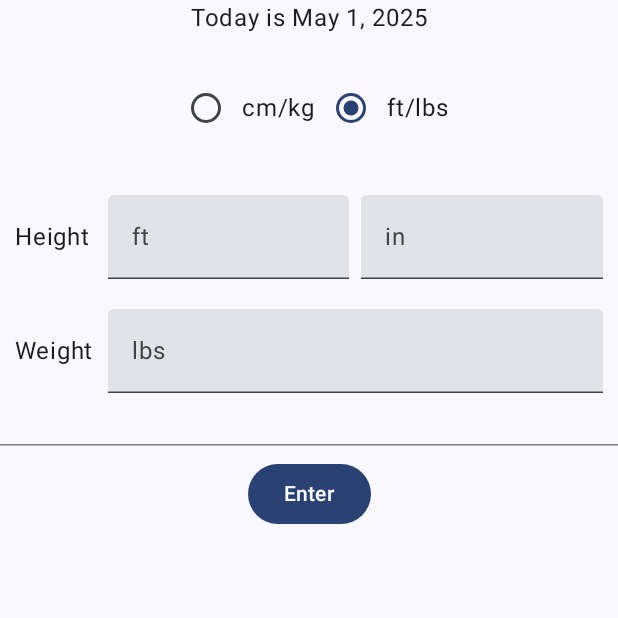
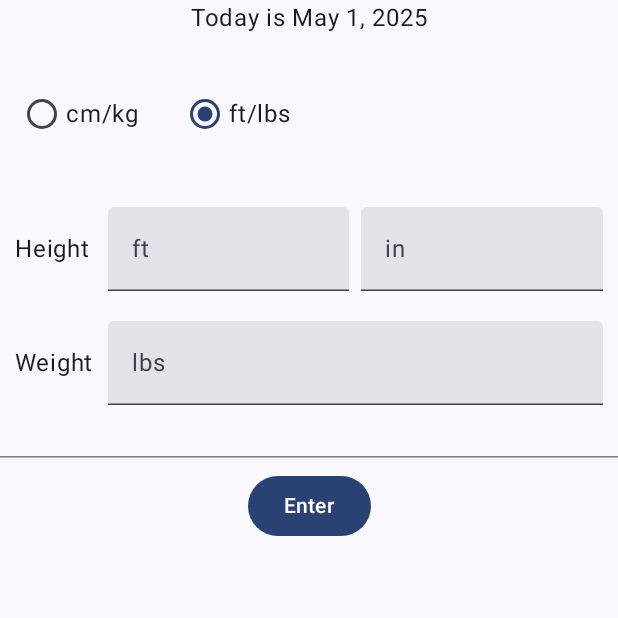
Before and after one commit to annachen368/BMICalculator, an Android app built with Jetpack Compose: the screen it shows after launch (MainActivity), on a phone screen of 412 x 824 dp, the top half of it. Run offline under Robolectric (Android 15) with nearby library versions, the phone set to English and light mode, and no system bars.

Commit message:
refactor: streamline radio button selection with selectable group and remove UnitSelectionRow

```diff
--- a/app/src/main/java/io/github/annachen368/bmicalculator/ui/calculator/CalculatorScreen.kt
+++ b/app/src/main/java/io/github/annachen368/bmicalculator/ui/calculator/CalculatorScreen.kt
@@ -8,6 +8,7 @@ import androidx.compose.foundation.layout.Spacer
 import androidx.compose.foundation.layout.fillMaxWidth
 import androidx.compose.foundation.layout.padding
 import androidx.compose.foundation.layout.width
+import androidx.compose.foundation.selection.selectable
 import androidx.compose.foundation.selection.selectableGroup
 import androidx.compose.material3.Button
 import androidx.compose.material3.HorizontalDivider
@@ -58,21 +59,38 @@ fun CalculatorScreen(
         Box(modifier = Modifier.align(alignment = Alignment.CenterHorizontally)) {
             Text(text = "Today is ${uiState.date}")
         }
+
         Spacer(Modifier.padding(12.dp))
-        Box(modifier = Modifier.align(alignment = Alignment.CenterHorizontally)) {
-            Row {
-                UnitSelectionRow(
-                    selected = uiState.isCmKgRadioButtonSelected,
-                    text = uiState.cmKgRadioButtonText,
-                    onSelected = { onEvent(CalculatorEvent.OnCmKgRadioButtonSelected) }
-                )
-                UnitSelectionRow(
-                    selected = !uiState.isCmKgRadioButtonSelected,
-                    text = uiState.ftLbsRadioButtonText,
-                    onSelected = { onEvent(CalculatorEvent.OnFtLbsRadioButtonSelected) }
-                )
+
+        val optionSelected =
+            listOf(uiState.isCmKgRadioButtonSelected, !uiState.isCmKgRadioButtonSelected)
+        val optionEvents = listOf(
+            onEvent(CalculatorEvent.OnCmKgRadioButtonSelected),
+            onEvent(CalculatorEvent.OnFtLbsRadioButtonSelected)
+        )
+        val optionTexts = listOf(uiState.cmKgRadioButtonText, uiState.ftLbsRadioButtonText)
+
+        // Modifier.selectableGroup(): Helps TalkBack understand that the radio buttons are grouped
+        Row(Modifier.selectableGroup()) {
+            for (i in optionTexts.indices) {
+                Row(
+                    modifier = Modifier
+                        .selectable(
+                            selected = optionSelected[i],
+                            onClick = { optionEvents[i] })
+                        .padding(16.dp),
+                    verticalAlignment = Alignment.CenterVertically
+                ) {
+                    RadioButton(
+                        selected = optionSelected[i],
+                        onClick = null // null because we handle click at Row level
+                    )
+                    Spacer(modifier = Modifier.padding(2.dp))
+                    Text(text = optionTexts[i])
+                }
             }
         }
+
         Spacer(Modifier.padding(12.dp))
         if (uiState.isCmKgRadioButtonSelected) {
             LabeledTextFieldRow("Height") {
@@ -108,7 +126,7 @@ fun CalculatorScreen(
                 Spacer(Modifier.padding(4.dp))
                 TextField(
                     value = uiState.inValue,
-                    onValueChange = { onEvent(CalculatorEvent.OnLbsValueChange(it)) },
+                    onValueChange = { onEvent(CalculatorEvent.OnInValueChange(it)) },
                     label = {
                         Text(text = "in")
                     },
@@ -135,18 +153,6 @@ fun CalculatorScreen(
             }
         }
         Spacer(Modifier.padding(4.dp))
-    }
-}
-
-@Composable
-fun UnitSelectionRow(
-    selected: Boolean,
-    text: String,
-    onSelected: () -> Unit
-) {
-    Row(verticalAlignment = Alignment.CenterVertically) {
-        RadioButton(selected = selected, onClick = onSelected)
-        Text(text = text)
     }
 }
 
```
